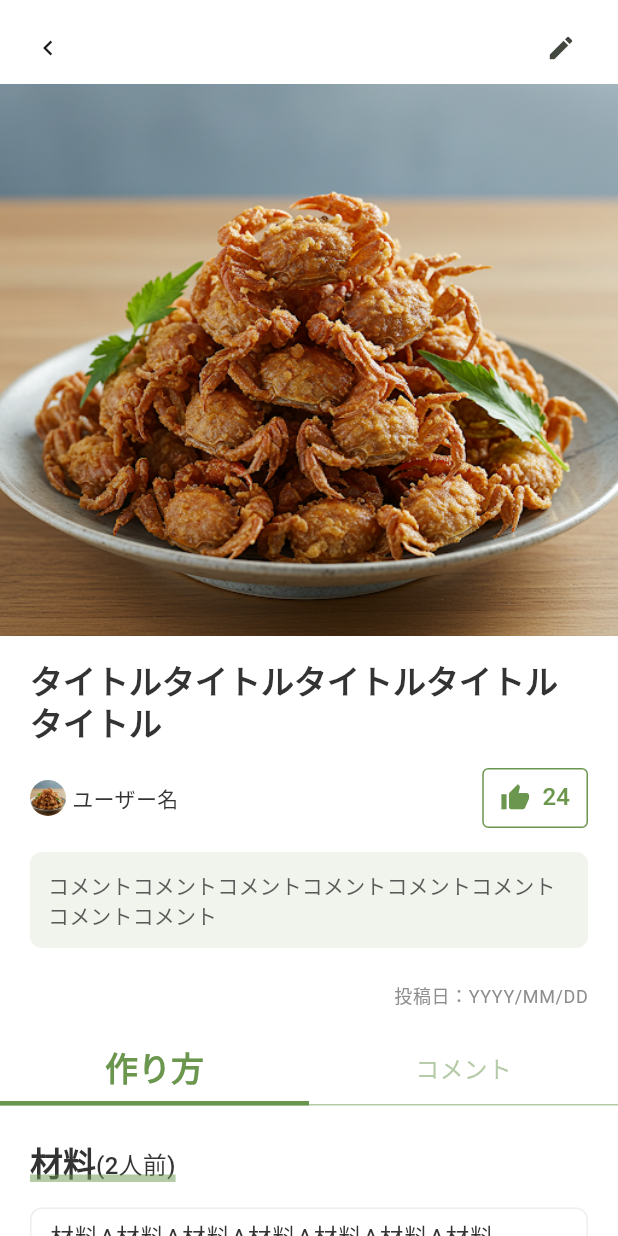
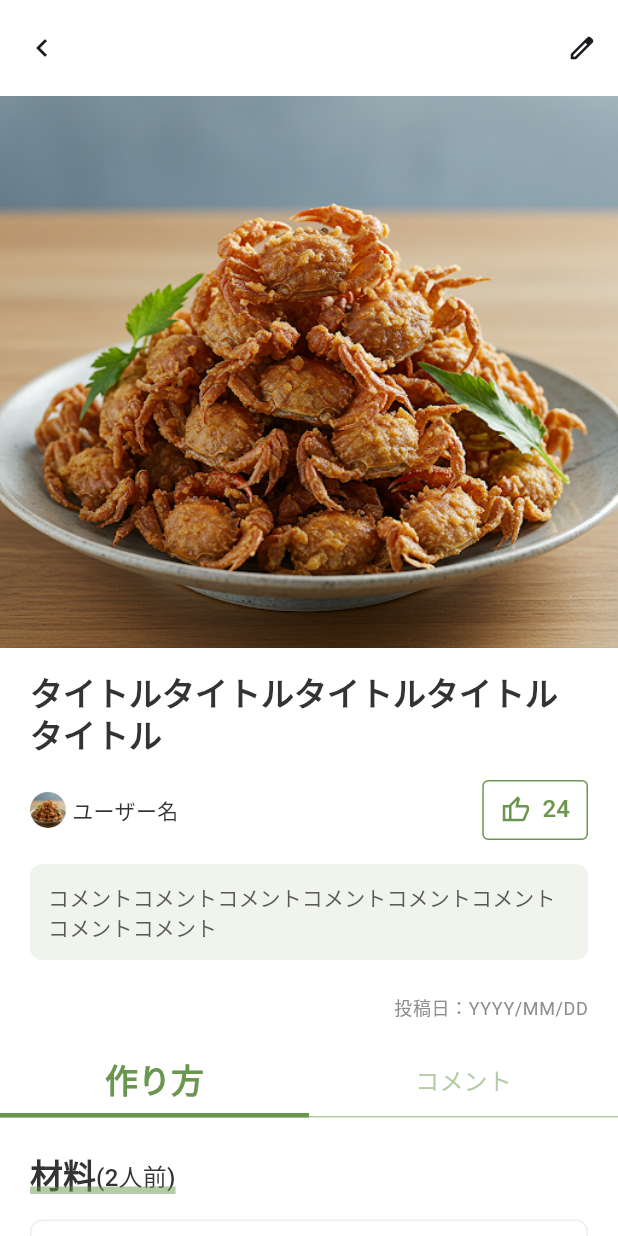
Before and after one commit to shinonome-inc/yumemi-pg-hackathon-team4, a Flutter app: the RecipeDetailPage screen opened by its route, on a phone screen of 412 x 824 dp. Run offline on Flutter 3.47's test engine with Material 3 defaults, Android fonts, the light colour scheme and no system bars; our stand-ins replace cloud_firestore, firebase_auth, firebase_core, flutter_dotenv, flutter_riverpod, flutter_svg and 6 more; accounts and stored records are empty; generated files the repository leaves out were written again; project files that could hold a hidden picture were left out.

Commit message:
SliverAppBarの大きさ調整

```diff
--- a/client/lib/pages/recipe_detail/recipe_detail_page.dart
+++ b/client/lib/pages/recipe_detail/recipe_detail_page.dart
@@ -5,6 +5,7 @@ import 'package:client/pages/recipe_detail/recipe_detail_recipe_comments_compone
 import 'package:client/pages/recipe_detail/recipe_detail_recipe_steps_component.dart';
 import 'package:flutter/material.dart';
 import 'package:flutter_riverpod/flutter_riverpod.dart';
+import 'package:flutter_svg/svg.dart';
 
 class RecipeDetailPage extends ConsumerStatefulWidget {
   const RecipeDetailPage({super.key});
@@ -49,26 +50,38 @@ class _RecipeDetailPageState extends ConsumerState<RecipeDetailPage>
       backgroundColor: AppColors.white,
       body: NestedScrollView(
         headerSliverBuilder: (context, innerBoxIsScrolled) => [
-          SliverAppBar(
+          SliverPadding(
+            padding: const EdgeInsets.symmetric(vertical: 4),
+            sliver: SliverAppBar(
               surfaceTintColor: AppColors.white,
               backgroundColor: AppColors.white,
               pinned: true,
-            leading: Padding(
-              padding: const EdgeInsets.all(14),
-              child: IconButton(
-                icon: const Icon(Icons.chevron_left, size: 20),
+              leading: IconButton(
+                icon: const Icon(Icons.chevron_left, size: 24), // アイコンサイズ24px
+                iconSize: 24, // 念のため明示
                 onPressed: () => Navigator.pop(context),
+                padding: EdgeInsets.zero, // パディングは0
+                constraints: const BoxConstraints(
+                  minWidth: 48,
+                  minHeight: 48, // ボタン全体のサイズを48x48に固定
                 ),
               ),
               actions: [
                 Padding(
                   padding: const EdgeInsets.all(14),
-                child: IconButton(
-                  icon: const Icon(Icons.edit, size: 20),
-                  onPressed: () {},
+                  child: GestureDetector(
+                    onTap: () {
+                      // ボタンのアクションを書く
+                    },
+                    child: SvgPicture.asset(
+                      'assets/images/edit.svg',
+                      width: 20,
+                      height: 20,
+                    ),
                   ),
                 ),
               ],
+            ),
           ),
           SliverToBoxAdapter(
             child: Column(
@@ -132,12 +145,16 @@ class _RecipeDetailPageState extends ConsumerState<RecipeDetailPage>
                             child: Row(
                               mainAxisSize: MainAxisSize.min,
                               children: [
-                                Icon(
-                                  Icons.thumb_up,
-                                  size: 20,
-                                  color: _isLiked
+                                SvgPicture.asset(
+                                  'assets/images/thumb_up.svg',
+                                  width: 20,
+                                  height: 20,
+                                  colorFilter: ColorFilter.mode(
+                                    _isLiked
                                         ? AppColors.white
                                         : AppColors.green1,
+                                    BlendMode.srcIn,
+                                  ),
                                 ),
                                 const SizedBox(width: 8),
                                 Text(
```
Also changed, not shown: client/assets/images/edit.svg (added), client/assets/images/thumb_up.svg (added). Lines whose indentation alone changed are shown as unchanged.
